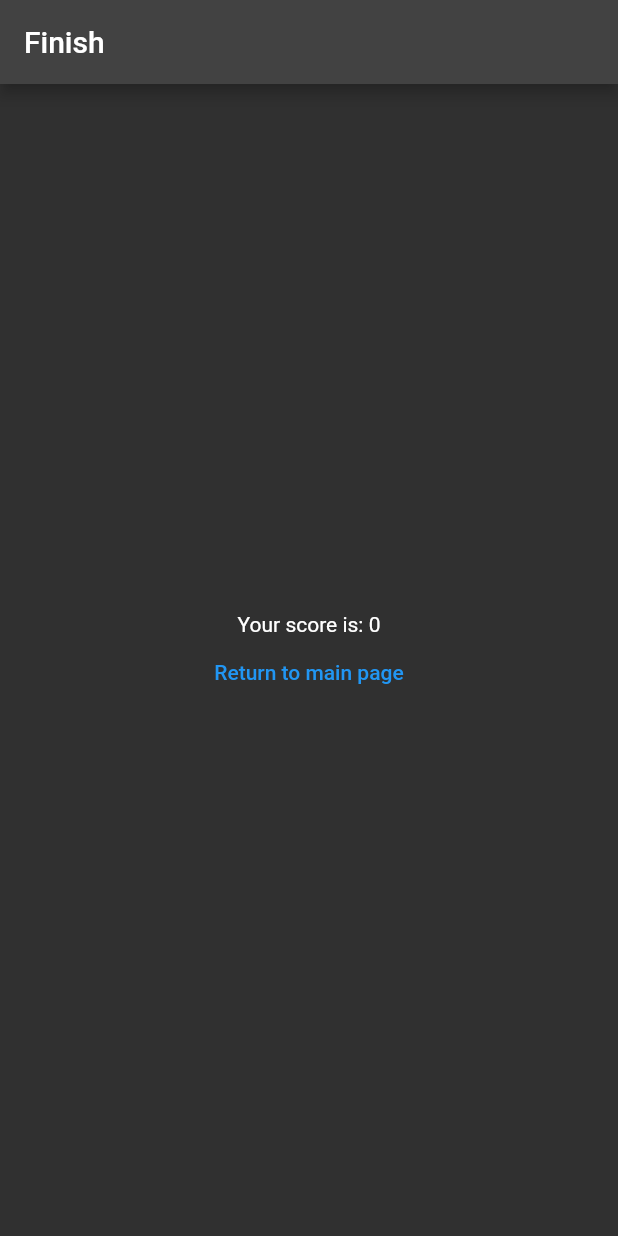
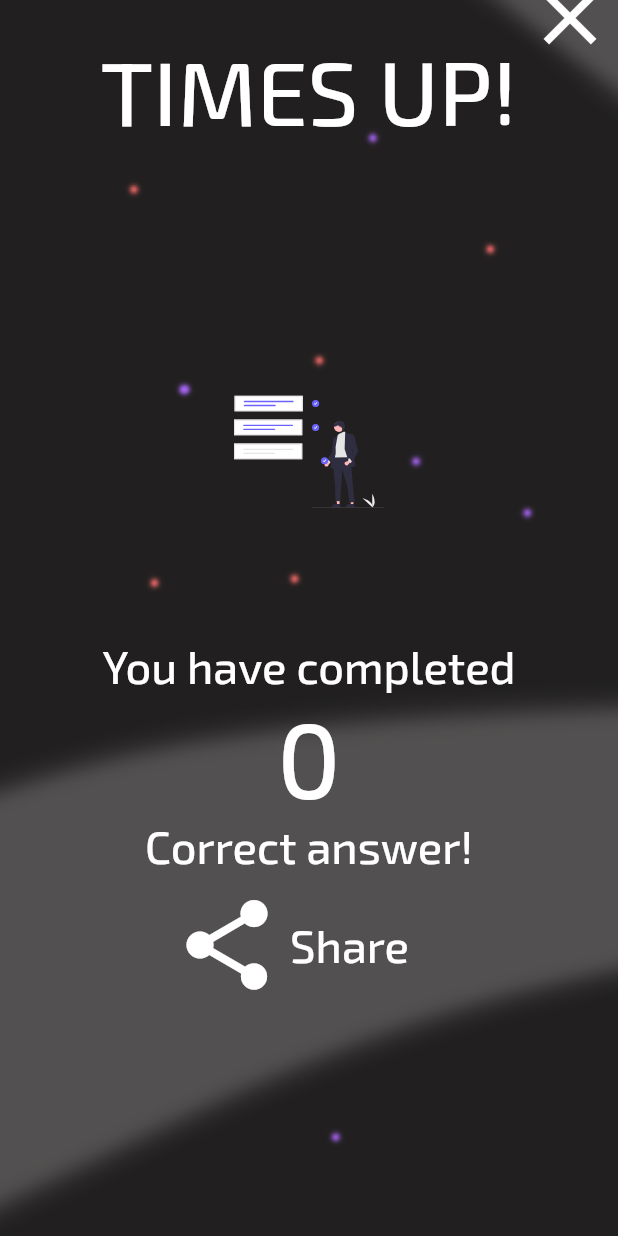
Before and after one commit to Ahmed1Bukha/Quizu, a Flutter app: the FinishPage screen opened directly with empty values, on a phone screen of 412 x 824 dp. Run offline on Flutter 3.47's test engine with Material 2 defaults, Android fonts, the phone set to English and light mode, and no system bars; our stand-ins replace auto_size_text, flutter_svg, loading_animation_widget, share_plus, shared_preferences; accounts and stored records are empty; network calls fail; project files that could hold a hidden picture were left out.

Commit message:
Fininsh page done

```diff
--- a/BetaVersion/betaquizu/lib/Screens/quizz/endPage.dart
+++ b/BetaVersion/betaquizu/lib/Screens/quizz/endPage.dart
@@ -63,7 +63,7 @@ class endPage extends StatelessWidget {
                 width: 100,
               ),
               SizedBox(
-                height: 20,
+                height: 80,
               ),
               Button(
                 text: "Retry quiz",
--- a/BetaVersion/betaquizu/lib/Screens/quizz/finishPage.dart
+++ b/BetaVersion/betaquizu/lib/Screens/quizz/finishPage.dart
@@ -1,14 +1,16 @@
+import 'package:betaquizu/CustomWidget/textCutom.dart';
 import 'package:betaquizu/Screens/intillize/loginInPage.dart';
 import 'package:flutter/material.dart';
 import 'package:flutter/src/widgets/container.dart';
 import 'package:flutter/src/widgets/framework.dart';
+import 'package:flutter_svg/svg.dart';
+import 'package:share_plus/share_plus.dart';
 import '../mainPages/welcomePage.dart';
 import '../../classes/Networking.dart';
 
 class FinishPage extends StatefulWidget {
-  FinishPage(this.infoUser, this.score);
+  FinishPage(this.score);
   int score;
-  final infoUser;
 
   @override
   State<FinishPage> createState() => _FinishPageState();
@@ -28,24 +30,91 @@ class _FinishPageState extends State<FinishPage> {
 
   Networking networking = new Networking();
   Widget build(BuildContext context) {
-    return Scaffold(
-      appBar: AppBar(title: Text("Finish")),
-      body: Column(
-        mainAxisAlignment: MainAxisAlignment.center,
+    return Container(
+      decoration: BoxDecoration(
+        image: DecorationImage(
+          fit: BoxFit.cover,
+          image: AssetImage("Images/Untitled-1.png"),
+        ),
+      ),
+      child: Scaffold(
+        backgroundColor: Colors.transparent,
+        body: SafeArea(
+          child: Column(
+            mainAxisAlignment: MainAxisAlignment.start,
             children: [
-          Center(child: Text("Your score is: " + widget.score.toString())),
-          Center(
-              child: TextButton(
-                  onPressed: () async {
-                    final infoUser = await Networking.userInfoGetter();
+              Row(
+                mainAxisAlignment: MainAxisAlignment.end,
+                children: [
+                  Transform.scale(
+                    scale: 2.5,
+                    child: GestureDetector(
+                        onTap: () {
                           Navigator.pushReplacement(
                             context,
                             MaterialPageRoute(
                               builder: (context) => WelcomePage(),
-                        ));
+                            ),
+                          );
                         },
-                  child: Text("Return to main page")))
+                        child: Icon(Icons.close)),
+                  ),
+                  SizedBox(
+                    width: 20,
+                  ),
                 ],
+              ),
+              Text(
+                "TIMES UP!",
+                style: textStyle(60, Colors.white),
+              ),
+              SizedBox(
+                height: 80,
+              ),
+              SvgPicture.asset(
+                "Images/win.svg",
+                semanticsLabel: 'Acme Logo',
+                height: 250,
+                width: 100,
+              ),
+              Text(
+                "You have completed",
+                style: textStyle(30, Colors.white),
+              ),
+              Text(
+                widget.score.toString(),
+                style: textStyle(70, Color.fromARGB(255, 255, 255, 255)),
+              ),
+              Text(
+                "Correct answer!",
+                style: textStyle(30, Colors.white),
+              ),
+              SizedBox(
+                height: 30,
+              ),
+              GestureDetector(
+                onTap: () {
+                  Share.share(
+                      "I got ${widget.score} in QuizU! Try to beat that!",
+                      subject: "test");
+                },
+                child: Row(
+                  mainAxisAlignment: MainAxisAlignment.center,
+                  children: [
+                    Transform.scale(scale: 3, child: Icon(Icons.share)),
+                    SizedBox(
+                      width: 30,
+                    ),
+                    Text(
+                      "Share",
+                      style: textStyle(30, Colors.white),
+                    )
+                  ],
+                ),
+              )
+            ],
+          ),
+        ),
       ),
     );
   }
--- a/BetaVersion/betaquizu/pubspec.yaml
+++ b/BetaVersion/betaquizu/pubspec.yaml
@@ -38,6 +38,7 @@ dependencies:
   loading_animation_widget: ^1.2.0+3
   auto_size_text: ^3.0.0
   flutter_svg: ^1.1.5
+  share_plus: ^4.4.0
 
 
   # The following adds the Cupertino Icons font to your application.
```
Also changed, not shown: BetaVersion/betaquizu/lib/Screens/mainPages/profilePage.dart (+44 -4 lines), BetaVersion/betaquizu/lib/Screens/quizz/quizPage.dart (+39 -11 lines), BetaVersion/betaquizu/lib/classes/quizBrain.dart (+9 -1 lines), BetaVersion/betaquizu/Images/win.svg (added), BetaVersion/betaquizu/pubspec.lock, 5 other files. Lines whose indentation alone changed are shown as unchanged.
